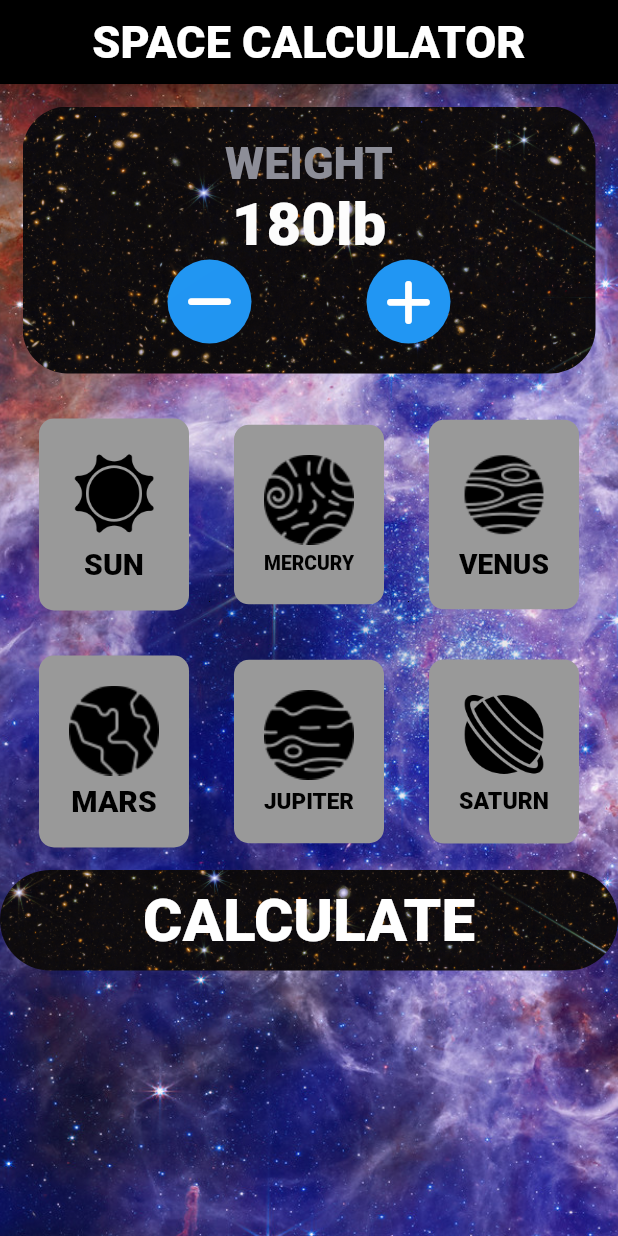
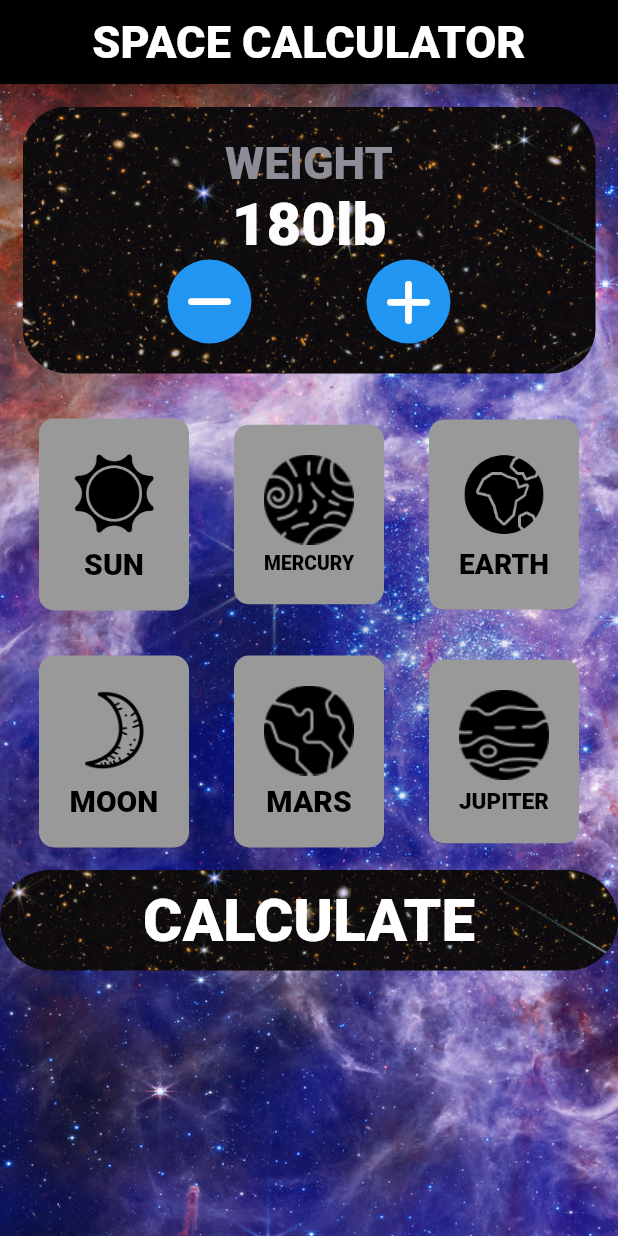
Before and after one commit to CincoCoding/BMI-Calculator, a Flutter app: the screen it shows after launch, on a phone screen of 412 x 824 dp. Run offline on Flutter 3.47's test engine with Material 2 defaults, Android fonts, the phone set to English and light mode, and no system bars; our stand-ins replace font_awesome_flutter.

Commit message:
REFACTORED AND BUILT CELESTIAL CARD

```diff
--- a/lib/components/heavenly_body_card.dart
+++ b/lib/components/heavenly_body_card.dart
@@ -2,23 +2,24 @@ import 'package:bmi_calculator/constants.dart';
 import 'package:flutter/material.dart';
 
 class HeavenlyBodyCard extends StatelessWidget {
-  HeavenlyBodyCard({@required this.celestialObject, @required this.image});
-  final String celestialObject;
-  final String image;
+  HeavenlyBodyCard(
+      {@required this.heavenlyTitle, @required this.heavenlyImage});
+  final String heavenlyTitle;
+  final String heavenlyImage;
 
   @override
   Widget build(BuildContext context) {
     return Column(
       mainAxisSize: MainAxisSize.min,
       children: <Widget>[
-        Image.asset(image, width: 100),
+        Image.asset(heavenlyImage, width: 100),
         SizedBox(
           height: 5.0,
         ),
         FittedBox(
           fit: BoxFit.scaleDown,
           child: Text(
-            celestialObject,
+            heavenlyTitle,
             style: kLabelTextStyle.copyWith(color: Colors.black, fontSize: 20),
             maxLines: 1,
             overflow: TextOverflow.ellipsis,
--- a/lib/screens/input_page.dart
+++ b/lib/screens/input_page.dart
@@ -96,78 +96,40 @@ class _InputPageState extends State<InputPage> {
                 Row(
                   mainAxisAlignment: MainAxisAlignment.center,
                   children: <Widget>[
-                    buildReusableCard(),
-                    ReusableCard(
-                      width: kButtonWidth,
-                      onPress: () {
-                        setState(() {
-                          selectedCelestialObject = CelestialObject.mercury;
-                        });
-                      },
-                      color: selectedCelestialObject == CelestialObject.mercury
-                          ? kActiveCardColor
-                          : kInactiveCardColor,
-                      cardChild: HeavenlyBodyCard(
-                          celestialObject: "MERCURY",
-                          image: "icons/mercury.png"),
+                    buildCelestialCard(
+                      celestialObject: CelestialObject.sun,
+                      celestialObjectImage: "icons/sun.png",
+                      celestialObjectName: "SUN",
                     ),
-                    ReusableCard(
-                      width: kButtonWidth,
-                      onPress: () {
-                        setState(() {
-                          selectedCelestialObject = CelestialObject.venus;
-                        });
-                      },
-                      color: selectedCelestialObject == CelestialObject.venus
-                          ? kActiveCardColor
-                          : kInactiveCardColor,
-                      cardChild: HeavenlyBodyCard(
-                          celestialObject: "VENUS", image: "icons/venus.png"),
+                    buildCelestialCard(
+                      celestialObject: CelestialObject.mercury,
+                      celestialObjectImage: "icons/mercury.png",
+                      celestialObjectName: "MERCURY",
+                    ),
+                    buildCelestialCard(
+                      celestialObject: CelestialObject.earth,
+                      celestialObjectImage: "icons/earth.png",
+                      celestialObjectName: "EARTH",
                     ),
                   ],
                 ),
                 Row(
                   mainAxisAlignment: MainAxisAlignment.center,
                   children: <Widget>[
-                    ReusableCard(
-                      width: kButtonWidth,
-                      onPress: () {
-                        setState(() {
-                          selectedCelestialObject = CelestialObject.mars;
-                        });
-                      },
-                      color: selectedCelestialObject == CelestialObject.mars
-                          ? kActiveCardColor
-                          : kInactiveCardColor,
-                      cardChild: HeavenlyBodyCard(
-                          celestialObject: "MARS", image: "icons/mars.png"),
+                    buildCelestialCard(
+                      celestialObject: CelestialObject.moon,
+                      celestialObjectImage: "icons/moon.png",
+                      celestialObjectName: "MOON",
                     ),
-                    ReusableCard(
-                      width: kButtonWidth,
-                      onPress: () {
-                        setState(() {
-                          selectedCelestialObject = CelestialObject.jupiter;
-                        });
-                      },
-                      color: selectedCelestialObject == CelestialObject.jupiter
-                          ? kActiveCardColor
-                          : kInactiveCardColor,
-                      cardChild: HeavenlyBodyCard(
-                          celestialObject: "JUPITER",
-                          image: "icons/jupiter.png"),
+                    buildCelestialCard(
+                      celestialObject: CelestialObject.sun,
+                      celestialObjectImage: "icons/mars.png",
+                      celestialObjectName: "MARS",
                     ),
-                    ReusableCard(
-                      width: kButtonWidth,
-                      onPress: () {
-                        setState(() {
-                          selectedCelestialObject = CelestialObject.saturn;
-                        });
-                      },
-                      color: selectedCelestialObject == CelestialObject.saturn
-                          ? kActiveCardColor
-                          : kInactiveCardColor,
-                      cardChild: HeavenlyBodyCard(
-                          celestialObject: "SATURN", image: "icons/saturn.png"),
+                    buildCelestialCard(
+                      celestialObject: CelestialObject.jupiter,
+                      celestialObjectImage: "icons/jupiter.png",
+                      celestialObjectName: "JUPITER",
                     ),
                   ],
                 ),
@@ -196,19 +158,25 @@ class _InputPageState extends State<InputPage> {
     );
   }
 
-  ReusableCard buildReusableCard() {
+  ReusableCard buildCelestialCard(
+      {@required CelestialObject celestialObject,
+      @required String celestialObjectName,
+      @required String celestialObjectImage}) {
     return ReusableCard(
       width: kButtonWidth,
-      onPress: () {
-        setState(() {
-          selectedCelestialObject = CelestialObject.sun;
-        });
-      },
-      color: selectedCelestialObject == CelestialObject.sun
+      onPress: () => _selectCelestialObject(celestialObject),
+      color: selectedCelestialObject == celestialObject
           ? kActiveCardColor
           : kInactiveCardColor,
-      cardChild:
-          HeavenlyBodyCard(celestialObject: "SUN", image: "icons/sun.png"),
+      cardChild: HeavenlyBodyCard(
+          heavenlyTitle: celestialObjectName,
+          heavenlyImage: celestialObjectImage),
     );
   }
+
+  void _selectCelestialObject(CelestialObject celestialObject) {
+    setState(() {
+      selectedCelestialObject = celestialObject;
+    });
+  }
 }
```
